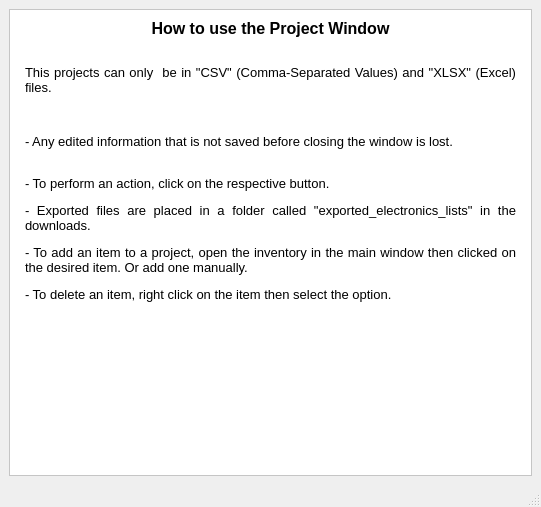
This is Program_Files/UI_Files/how_to_use_project_window.ui in Thomas1B/Electronics-Inventory-Program as Qt 5 draws it before an edit. The edited form follows.
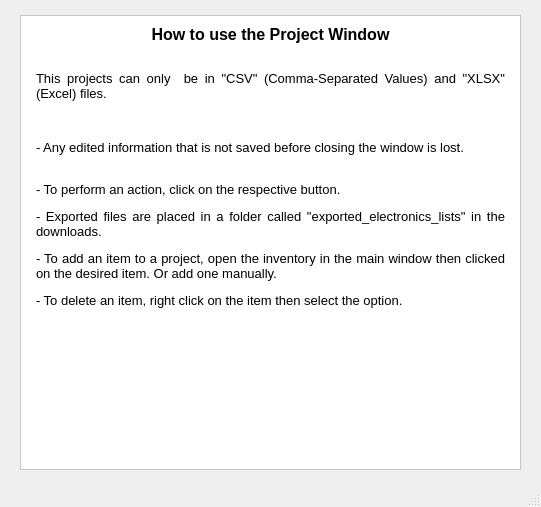
This is the edited form. Icons and pictures are not drawn.

```diff
--- a/Program_Files/UI_Files/how_to_use_project_window.ui
+++ b/Program_Files/UI_Files/how_to_use_project_window.ui
@@ -19,6 +19,18 @@
   </property>
   <widget class="QWidget" name="centralwidget">
    <layout class="QVBoxLayout" name="verticalLayout">
+    <property name="leftMargin">
+     <number>20</number>
+    </property>
+    <property name="topMargin">
+     <number>15</number>
+    </property>
+    <property name="rightMargin">
+     <number>20</number>
+    </property>
+    <property name="bottomMargin">
+     <number>15</number>
+    </property>
     <item>
      <widget class="QScrollArea" name="scrollArea">
       <property name="styleSheet">
@@ -35,8 +47,8 @@
         <rect>
          <x>0</x>
          <y>0</y>
-         <width>521</width>
-         <height>446</height>
+         <width>499</width>
+         <height>434</height>
         </rect>
        </property>
        <layout class="QVBoxLayout" name="verticalLayout_2">
```
